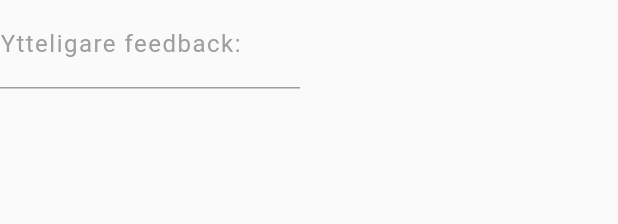
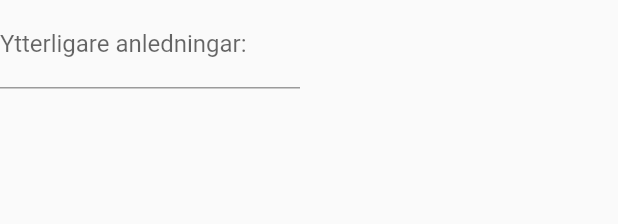
Before and after one commit to AlexMattsson/Matapp, a Flutter app: the ReasonFieldWidget widget shown alone on an empty page, opened directly, on a phone screen of 412 x 824 dp. Shown: the top 224 px of the screen. Run offline on Flutter 3.47's test engine with Material 2 defaults, Android fonts, the phone set to English and light mode, and no system bars; our stand-ins replace shared_preferences; missing offline and left inert: unique_identifier; accounts and stored records are empty.

Commit message:
done did shit

```diff
--- a/app/lib/Widgets/reasonFieldWidget.dart
+++ b/app/lib/Widgets/reasonFieldWidget.dart
@@ -9,29 +9,35 @@ class ReasonFieldWidget extends StatefulWidget {
 }
 
 class ReasonFieldState extends State<ReasonFieldWidget> {
-    String fieldReasonValue;
+  String _fieldReasonValue;
   TextEditingController _controller = TextEditingController();
 
+  @override
+  initState() {
+    super.initState();
+    PersistentStorage.get('reasonField').then((value) {
+      setState(() {
+        _fieldReasonValue = value;
+        _controller.text = value;
+      });
+    });
 
+  }
   @override
   Widget build(BuildContext context) {
+    //print('Field value: $_fieldValue');
     return Container(
       width: 200,
       child: TextFormField(
         controller: _controller,
-                decoration: InputDecoration(
-                    labelText: "Ytteligare feedback:",
-                    labelStyle: TextStyle(
-                        fontSize: 16,
-                        color: Colors.grey,
-                        letterSpacing: 1.0,
-                    ),
+        decoration: const InputDecoration(
+          labelText: 'Ytterligare anledningar:',
         ),
         onChanged: (String newValue) {
           setState(() {
-                        fieldReasonValue = newValue;
+            _fieldReasonValue = newValue;
             // Call the storage update
-                        PersistentStorage.set('reasonField', fieldReasonValue);
+            PersistentStorage.set('reasonField', _fieldReasonValue);
           });
         },
       ),
```
Also changed, not shown: app/pubspec.lock. Lines whose indentation alone changed are shown as unchanged.
